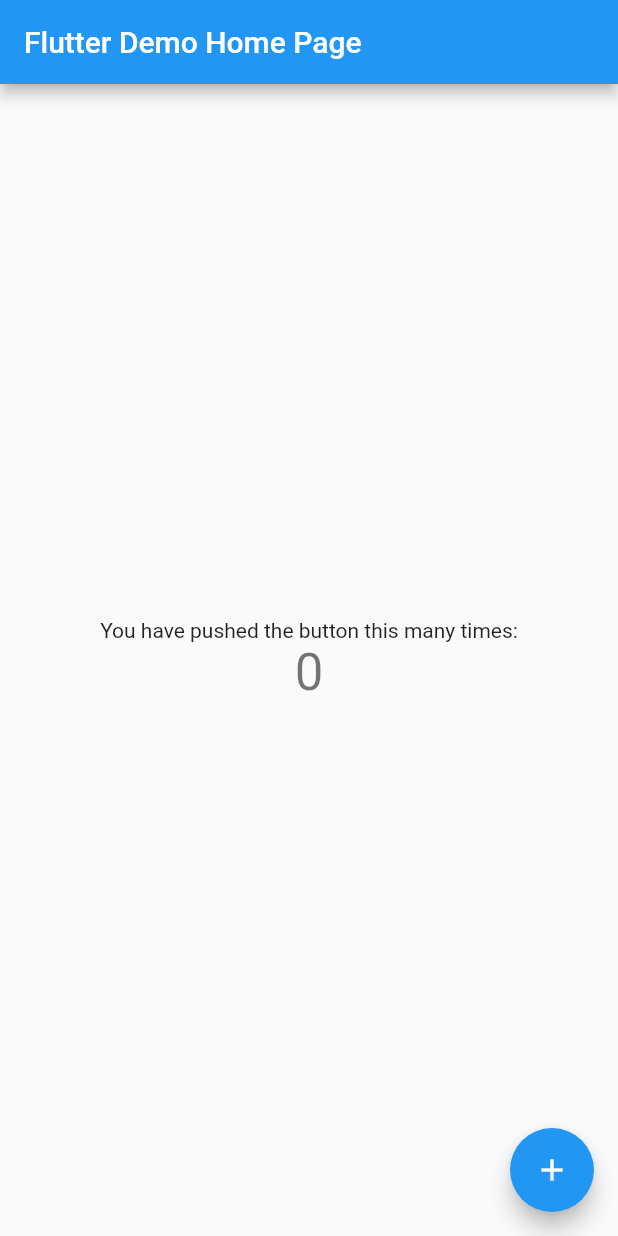
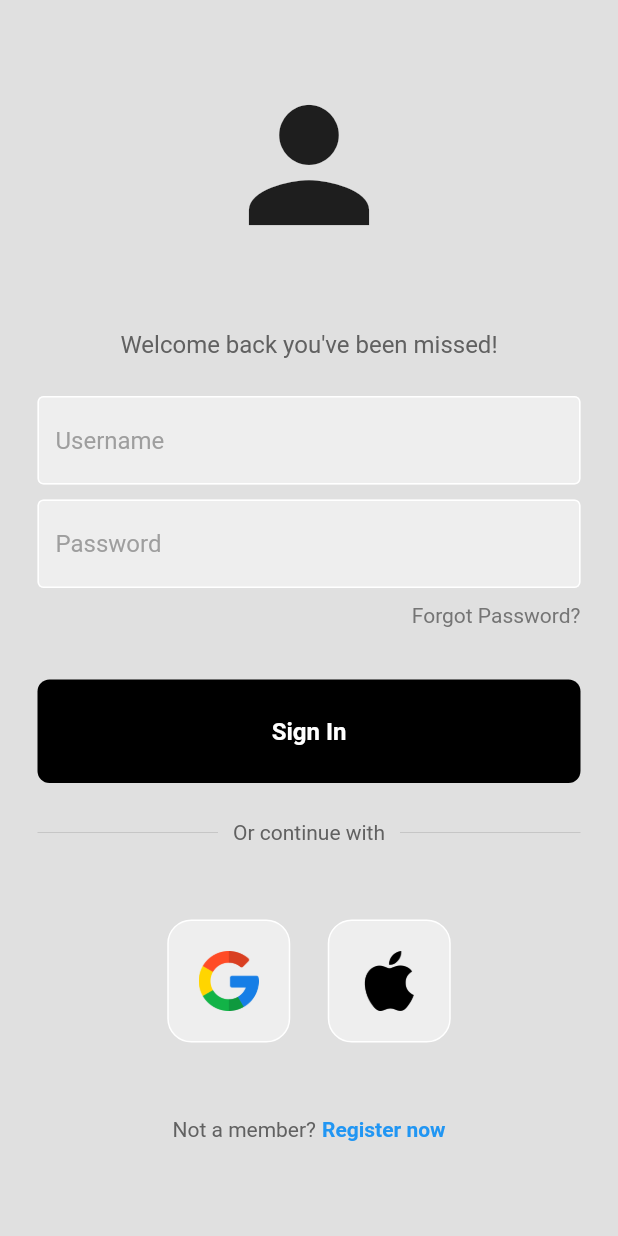
Before and after one commit to Abishek-project/Modern-login-ui, a Flutter app: the screen it shows after launch, on a phone screen of 412 x 824 dp. Run offline on Flutter 3.47's test engine with Material 2 defaults, Android fonts, the phone set to English and light mode, and no system bars.

Commit message:
loginview

```diff
--- a/lib/main.dart
+++ b/lib/main.dart
@@ -1,4 +1,5 @@
 import 'package:flutter/material.dart';
+import 'package:modern_login/pages/login_page.dart';
 
 void main() {
   runApp(const MyApp());
@@ -11,105 +12,10 @@ class MyApp extends StatelessWidget {
   @override
   Widget build(BuildContext context) {
     return MaterialApp(
-      title: 'Flutter Demo',
-      theme: ThemeData(
-        // This is the theme of your application.
-        //
-        // Try running your application with "flutter run". You'll see the
-        // application has a blue toolbar. Then, without quitting the app, try
-        // changing the primarySwatch below to Colors.green and then invoke
-        // "hot reload" (press "r" in the console where you ran "flutter run",
-        // or simply save your changes to "hot reload" in a Flutter IDE).
-        // Notice that the counter didn't reset back to zero; the application
-        // is not restarted.
-        primarySwatch: Colors.blue,
-      ),
-      home: const MyHomePage(title: 'Flutter Demo Home Page'),
+      debugShowCheckedModeBanner: false,
+      title: 'Modern Login',
+      theme: ThemeData(),
+      home: LoginView(),
     );
   }
 }
-
-class MyHomePage extends StatefulWidget {
-  const MyHomePage({super.key, required this.title});
-
-  // This widget is the home page of your application. It is stateful, meaning
-  // that it has a State object (defined below) that contains fields that affect
-  // how it looks.
-
-  // This class is the configuration for the state. It holds the values (in this
-  // case the title) provided by the parent (in this case the App widget) and
-  // used by the build method of the State. Fields in a Widget subclass are
-  // always marked "final".
-
-  final String title;
-
-  @override
-  State<MyHomePage> createState() => _MyHomePageState();
-}
-
-class _MyHomePageState extends State<MyHomePage> {
-  int _counter = 0;
-
-  void _incrementCounter() {
-    setState(() {
-      // This call to setState tells the Flutter framework that something has
-      // changed in this State, which causes it to rerun the build method below
-      // so that the display can reflect the updated values. If we changed
-      // _counter without calling setState(), then the build method would not be
-      // called again, and so nothing would appear to happen.
-      _counter++;
-    });
-  }
-
-  @override
-  Widget build(BuildContext context) {
-    // This method is rerun every time setState is called, for instance as done
-    // by the _incrementCounter method above.
-    //
-    // The Flutter framework has been optimized to make rerunning build methods
-    // fast, so that you can just rebuild anything that needs updating rather
-    // than having to individually change instances of widgets.
-    return Scaffold(
-      appBar: AppBar(
-        // Here we take the value from the MyHomePage object that was created by
-        // the App.build method, and use it to set our appbar title.
-        title: Text(widget.title),
-      ),
-      body: Center(
-        // Center is a layout widget. It takes a single child and positions it
-        // in the middle of the parent.
-        child: Column(
-          // Column is also a layout widget. It takes a list of children and
-          // arranges them vertically. By default, it sizes itself to fit its
-          // children horizontally, and tries to be as tall as its parent.
-          //
-          // Invoke "debug painting" (press "p" in the console, choose the
-          // "Toggle Debug Paint" action from the Flutter Inspector in Android
-          // Studio, or the "Toggle Debug Paint" command in Visual Studio Code)
-          // to see the wireframe for each widget.
-          //
-          // Column has various properties to control how it sizes itself and
-          // how it positions its children. Here we use mainAxisAlignment to
-          // center the children vertically; the main axis here is the vertical
-          // axis because Columns are vertical (the cross axis would be
-          // horizontal).
-          mainAxisAlignment: MainAxisAlignment.center,
-          children: <Widget>[
-            const Text(
-              'You have pushed the button this many times:',
-            ),
-            Text(
-              '$_counter',
-              style: Theme.of(context).textTheme.headline4,
-            ),
-          ],
-        ),
-      ),
-      floatingActionButton: FloatingActionButton(
-        onPressed: _incrementCounter,
-        tooltip: 'Increment',
-        child: const Icon(Icons.add),
-      ), // This trailing comma makes auto-formatting nicer for build methods.
-    );
-  }
-}
--- /dev/null
+++ b/lib/pages/components/button.dart
@@ -0,0 +1,32 @@
+import 'package:flutter/material.dart';
+
+class Button extends StatelessWidget {
+  final Function()? onTap;
+
+  const Button({super.key, required this.onTap});
+
+  @override
+  Widget build(BuildContext context) {
+    return GestureDetector(
+      onTap: onTap,
+      child: Container(
+        padding: const EdgeInsets.all(25),
+        margin: const EdgeInsets.symmetric(horizontal: 25),
+        decoration: BoxDecoration(
+          color: Colors.black,
+          borderRadius: BorderRadius.circular(8),
+        ),
+        child: const Center(
+          child: Text(
+            "Sign In",
+            style: TextStyle(
+              color: Colors.white,
+              fontWeight: FontWeight.bold,
+              fontSize: 16,
+            ),
+          ),
+        ),
+      ),
+    );
+  }
+}
--- /dev/null
+++ b/lib/pages/components/square_card.dart
@@ -0,0 +1,25 @@
+import 'package:flutter/material.dart';
+
+class SquareTile extends StatelessWidget {
+  final String imagePath;
+  const SquareTile({
+    super.key,
+    required this.imagePath,
+  });
+
+  @override
+  Widget build(BuildContext context) {
+    return Container(
+      padding: const EdgeInsets.all(20),
+      decoration: BoxDecoration(
+        border: Border.all(color: Colors.white),
+        borderRadius: BorderRadius.circular(16),
+        color: Colors.grey[200],
+      ),
+      child: Image.asset(
+        imagePath,
+        height: 40,
+      ),
+    );
+  }
+}
--- /dev/null
+++ b/lib/pages/components/textfield.dart
@@ -0,0 +1,38 @@
+import 'package:flutter/material.dart';
+
+class textWidget extends StatelessWidget {
+  TextEditingController controller;
+  bool obscureText;
+  String hintText;
+  textWidget(
+      {Key? key,
+      required this.controller,
+      required this.obscureText,
+      required this.hintText})
+      : super(key: key);
+
+  @override
+  Widget build(BuildContext context) {
+    return Padding(
+      padding: const EdgeInsets.symmetric(horizontal: 25),
+      child: TextField(
+        controller: controller,
+        obscureText: obscureText,
+        decoration: InputDecoration(
+          hintText: hintText,
+          enabledBorder: const OutlineInputBorder(
+            borderSide: BorderSide(color: Colors.white),
+          ),
+          focusedBorder: OutlineInputBorder(
+            borderSide: BorderSide(color: Colors.grey.shade400),
+          ),
+          fillColor: Colors.grey.shade200,
+          filled: true,
+          hintStyle: TextStyle(
+            color: Colors.grey[500],
+          ),
+        ),
+      ),
+    );
+  }
+}
--- /dev/null
+++ b/lib/pages/login_page.dart
@@ -0,0 +1,173 @@
+import 'package:flutter/material.dart';
+import 'package:modern_login/pages/components/button.dart';
+import 'package:modern_login/pages/components/square_card.dart';
+import 'package:modern_login/pages/components/textfield.dart';
+
+class LoginView extends StatelessWidget {
+  LoginView({super.key});
+
+  // text editing controllers
+  final usernameController = TextEditingController();
+  final passwordController = TextEditingController();
+  @override
+  Widget build(BuildContext context) {
+    return Scaffold(
+      resizeToAvoidBottomInset: false,
+      backgroundColor: Colors.grey[300],
+      body: SafeArea(
+        child: Center(
+          child: Column(
+            children: [
+              // logo
+              logoWidget(),
+              // welcome back, you've been missed!
+              welcomeText(),
+              const SizedBox(height: 25),
+              userTextField(),
+              const SizedBox(
+                height: 10,
+              ),
+              passwordTextFiled(),
+              // forgot password?
+              forgotWidget(),
+              SignInButton(),
+              // or continue with
+              continuWidget(),
+              const SizedBox(height: 50),
+              // google + apple sign in buttons
+              socialWidget(),
+              const SizedBox(height: 50),
+              // not a member? register now
+              notMemberWidget()
+            ],
+          ),
+        ),
+      ),
+    );
+  }
+
+  Row notMemberWidget() {
+    return Row(
+      mainAxisAlignment: MainAxisAlignment.center,
+      children: [
+        Text(
+          'Not a member?',
+          style: TextStyle(color: Colors.grey[700]),
+        ),
+        const SizedBox(width: 4),
+        const Text(
+          'Register now',
+          style: TextStyle(
+            color: Colors.blue,
+            fontWeight: FontWeight.bold,
+          ),
+        ),
+      ],
+    );
+  }
+
+  Row socialWidget() {
+    return Row(
+      mainAxisAlignment: MainAxisAlignment.center,
+      children: const [
+        // google button
+        SquareTile(imagePath: 'assets/google.png'),
+
+        SizedBox(width: 25),
+
+        // apple button
+        SquareTile(imagePath: 'assets/apple.png')
+      ],
+    );
+  }
+
+  Padding continuWidget() {
+    return Padding(
+      padding: const EdgeInsets.symmetric(horizontal: 25.0),
+      child: Row(
+        children: [
+          Expanded(
+            child: Divider(
+              thickness: 0.5,
+              color: Colors.grey[400],
+            ),
+          ),
+          Padding(
+            padding: const EdgeInsets.symmetric(horizontal: 10.0),
+            child: Text(
+              'Or continue with',
+              style: TextStyle(color: Colors.grey[700]),
+            ),
+          ),
+          Expanded(
+            child: Divider(
+              thickness: 0.5,
+              color: Colors.grey[400],
+            ),
+          ),
+        ],
+      ),
+    );
+  }
+
+  Padding SignInButton() {
+    return Padding(
+      padding: const EdgeInsets.symmetric(vertical: 25),
+      child: Button(onTap: () {}),
+    );
+  }
+
+  textWidget passwordTextFiled() {
+    return textWidget(
+      controller: passwordController,
+      obscureText: true,
+      hintText: 'Password',
+    );
+  }
+
+  textWidget userTextField() {
+    return textWidget(
+      controller: usernameController,
+      obscureText: false,
+      hintText: 'Username',
+    );
+  }
+
+  Padding forgotWidget() {
+    return Padding(
+      padding: const EdgeInsets.symmetric(horizontal: 25.0, vertical: 10),
+      child: Row(
+        mainAxisAlignment: MainAxisAlignment.end,
+        children: [
+          Text(
+            'Forgot Password?',
+            style: TextStyle(color: Colors.grey[600]),
+          ),
+        ],
+      ),
+    );
+  }
+
+  Padding welcomeText() {
+    return Padding(
+      padding: const EdgeInsets.only(top: 50),
+      child: Text(
+        'Welcome back you\'ve been missed!',
+        style: TextStyle(
+          color: Colors.grey[700],
+          fontSize: 16,
+        ),
+      ),
+    );
+  }
+
+  Padding logoWidget() {
+    return const Padding(
+      padding: EdgeInsets.only(top: 50),
+      child: Icon(
+        Icons.person,
+        size: 120,
+      ),
+    );
+  }
+}
```
Also changed, not shown: pubspec.yaml (+4 -6 lines), assets/apple.png (added), assets/google.png (added).
